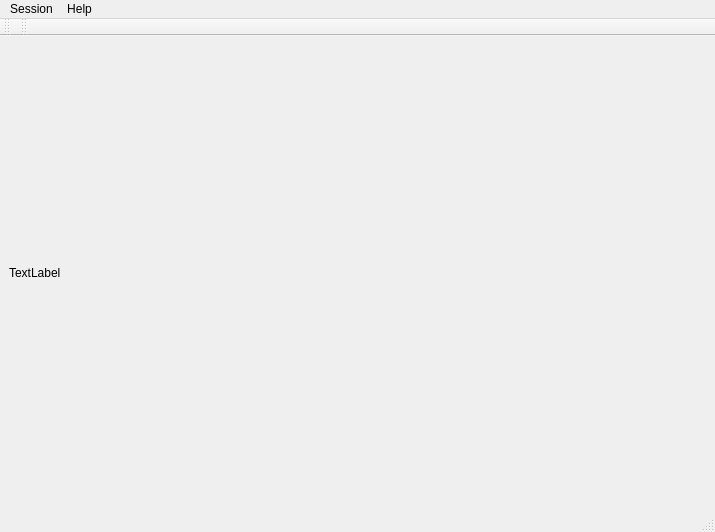
bennygr/cheesecake, file untitled.ui: the form before one commit.
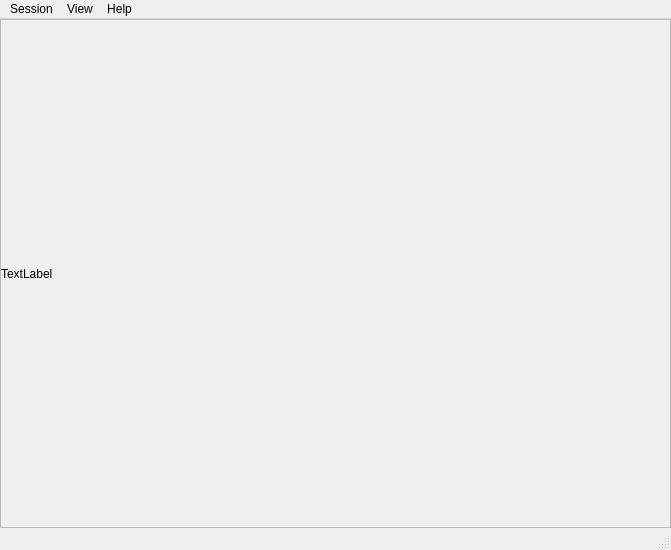
The form after the commit.

Commit message: * a bunch of UI basics   ** fit image to window   ** fullscreen mode   ** simple menu

What changed in the file:
```diff
--- a/untitled.ui
+++ b/untitled.ui
@@ -6,20 +6,78 @@
    <rect>
     <x>0</x>
     <y>0</y>
-    <width>715</width>
-    <height>532</height>
+    <width>671</width>
+    <height>550</height>
    </rect>
   </property>
   <property name="windowTitle">
    <string>MainWindow</string>
   </property>
   <widget class="QWidget" name="centralwidget">
-   <layout class="QGridLayout" name="gridLayout">
+   <property name="sizePolicy">
+    <sizepolicy hsizetype="Minimum" vsizetype="Minimum">
+     <horstretch>0</horstretch>
+     <verstretch>0</verstretch>
+    </sizepolicy>
+   </property>
+   <layout class="QGridLayout" name="gridLayout_2">
+    <property name="margin">
+     <number>0</number>
+    </property>
     <item row="0" column="0">
-     <widget class="QLabel" name="pictureLabel">
-      <property name="text">
-       <string>TextLabel</string>
+     <widget class="QScrollArea" name="scrollArea">
+      <property name="sizePolicy">
+       <sizepolicy hsizetype="Minimum" vsizetype="Minimum">
+        <horstretch>0</horstretch>
+        <verstretch>0</verstretch>
+       </sizepolicy>
       </property>
+      <property name="widgetResizable">
+       <bool>true</bool>
+      </property>
+      <widget class="QWidget" name="scrollAreaWidgetContents">
+       <property name="geometry">
+        <rect>
+         <x>0</x>
+         <y>0</y>
+         <width>669</width>
+         <height>503</height>
+        </rect>
+       </property>
+       <property name="sizePolicy">
+        <sizepolicy hsizetype="Minimum" vsizetype="Minimum">
+         <horstretch>0</horstretch>
+         <verstretch>0</verstretch>
+        </sizepolicy>
+       </property>
+       <property name="autoFillBackground">
+        <bool>true</bool>
+       </property>
+       <layout class="QGridLayout" name="gridLayout">
+        <property name="margin">
+         <number>0</number>
+        </property>
+        <property name="spacing">
+         <number>0</number>
+        </property>
+        <item row="0" column="0">
+         <widget class="QLabel" name="pictureLabel">
+          <property name="sizePolicy">
+           <sizepolicy hsizetype="Ignored" vsizetype="Ignored">
+            <horstretch>0</horstretch>
+            <verstretch>0</verstretch>
+           </sizepolicy>
+          </property>
+          <property name="autoFillBackground">
+           <bool>false</bool>
+          </property>
+          <property name="text">
+           <string>TextLabel</string>
+          </property>
+         </widget>
+        </item>
+       </layout>
+      </widget>
      </widget>
     </item>
    </layout>
@@ -29,7 +87,7 @@
     <rect>
      <x>0</x>
      <y>0</y>
-     <width>715</width>
+     <width>671</width>
      <height>23</height>
     </rect>
    </property>
@@ -46,32 +104,17 @@
     </property>
     <addaction name="actionAbout"/>
    </widget>
+   <widget class="QMenu" name="menuView">
+    <property name="title">
+     <string>View</string>
+    </property>
+    <addaction name="actionFullscreen"/>
+   </widget>
    <addaction name="menuSession"/>
+   <addaction name="menuView"/>
    <addaction name="menuHelp"/>
   </widget>
   <widget class="QStatusBar" name="statusbar"/>
-  <widget class="QToolBar" name="toolBar">
-   <property name="windowTitle">
-    <string>toolBar</string>
-   </property>
-   <attribute name="toolBarArea">
-    <enum>TopToolBarArea</enum>
-   </attribute>
-   <attribute name="toolBarBreak">
-    <bool>false</bool>
-   </attribute>
-  </widget>
-  <widget class="QToolBar" name="toolBar_2">
-   <property name="windowTitle">
-    <string>toolBar_2</string>
-   </property>
-   <attribute name="toolBarArea">
-    <enum>TopToolBarArea</enum>
-   </attribute>
-   <attribute name="toolBarBreak">
-    <bool>false</bool>
-   </attribute>
-  </widget>
   <action name="actionAbout">
    <property name="text">
     <string>About</string>
```
Left out of the diff: 31 changed lines with no effect on the pictures. The commit also changes 2 other files.
